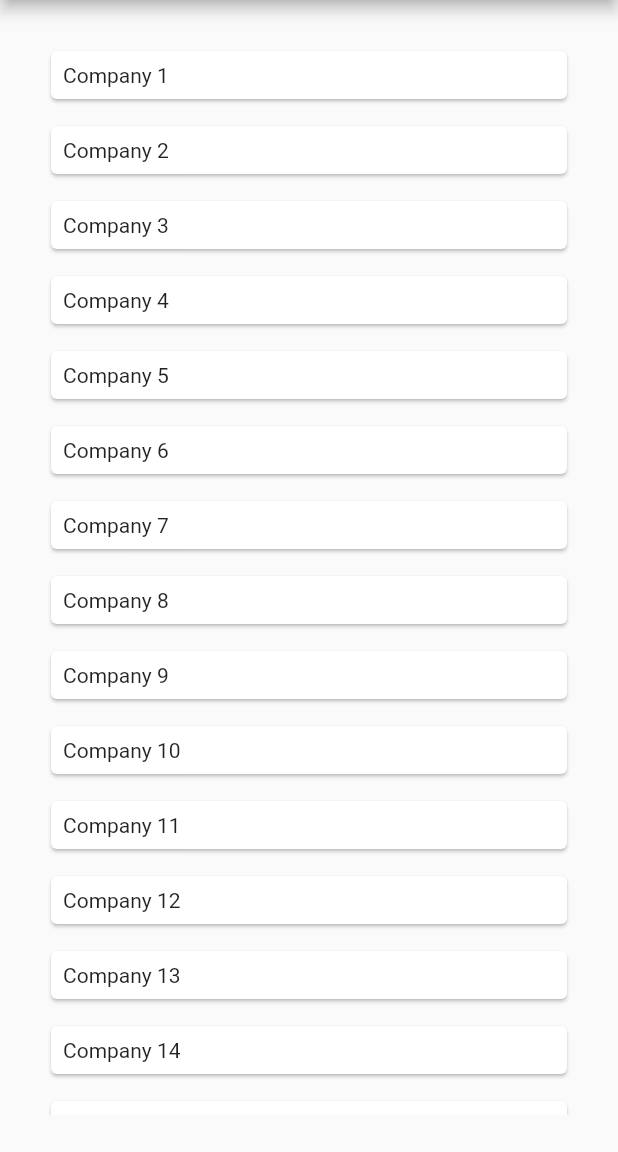
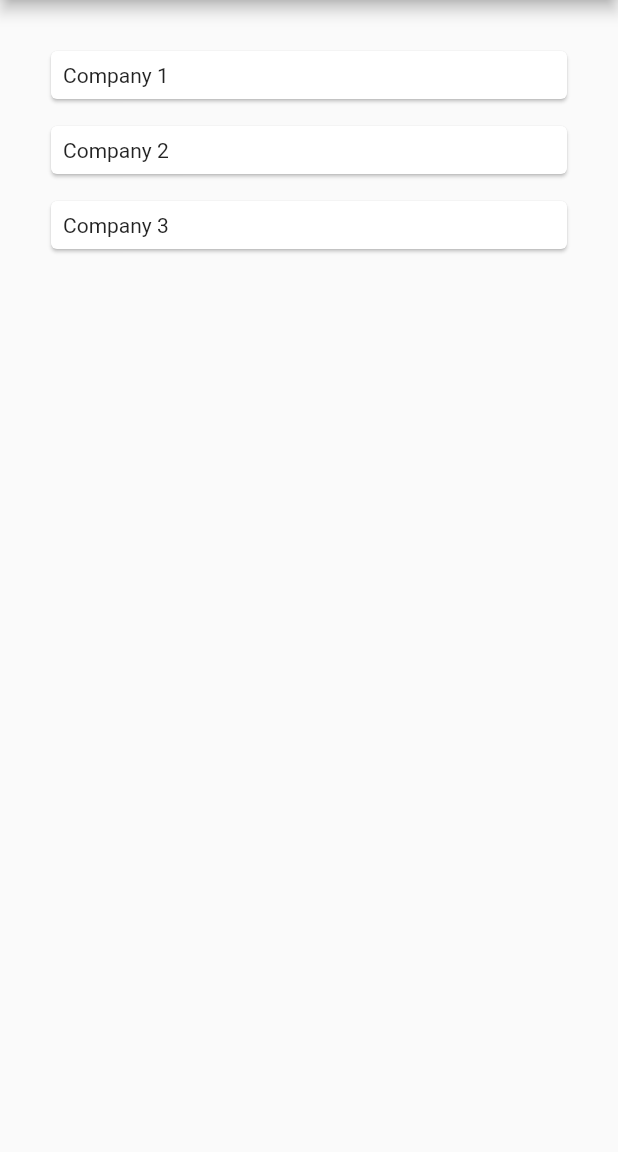
Before and after one commit to SJa-638/jobminder, a Flutter app: the screen it shows after launch, after a tap on "Show Companies", on a phone screen of 412 x 824 dp, the part 84-1236 px from its top. Run offline on Flutter 3.47's test engine with Material 2 defaults, Android fonts, the phone set to English and light mode, and no system bars; our stand-ins replace equatable, flutter_bloc.

Commit message:
Add company BloC

```diff
--- a/lib/blocs/compnies/compnies_events.dart
+++ b/lib/blocs/compnies/compnies_events.dart
@@ -0,0 +1,16 @@
+import 'package:equatable/equatable.dart';
+import 'package:jobminder/modules/company.dart';
+
+abstract class CompaniesEvent extends Equatable {
+  const CompaniesEvent();
+}
+
+class AddcompanyEvent extends CompaniesEvent {
+  final Company newComp;
+  final List<Company> companies;
+
+  const AddcompanyEvent(this.newComp, this.companies);
+
+  @override
+  List<Object?> get props => [];
+}
--- a/lib/blocs/compnies/compnies_states.dart
+++ b/lib/blocs/compnies/compnies_states.dart
@@ -0,0 +1,31 @@
+import 'package:equatable/equatable.dart';
+import 'package:jobminder/modules/company.dart';
+
+abstract class CompaniesState extends Equatable {
+  const CompaniesState();
+}
+
+class CompaniesInitialState extends CompaniesState {
+  const CompaniesInitialState();
+
+  @override
+  List<Object?> get props => [];
+}
+
+class CompaniesErrorAddState extends CompaniesState {
+  final String errorMessage;
+  const CompaniesErrorAddState({
+    required this.errorMessage,
+  });
+
+  @override
+  List<Object?> get props => [];
+}
+
+class CompaniesSuccessAddState extends CompaniesState {
+  final List<Company> companies;
+  const CompaniesSuccessAddState(this.companies);
+
+  @override
+  List<Object?> get props => [];
+}
--- a/lib/main.dart
+++ b/lib/main.dart
@@ -1,5 +1,6 @@
 import 'package:flutter/material.dart';
 import 'package:flutter_bloc/flutter_bloc.dart';
+import 'package:jobminder/blocs/compnies/compnies_bloc.dart';
 import 'package:jobminder/modules/application.dart';
 import 'package:jobminder/modules/company.dart';
 import 'package:jobminder/screens/application_details_screen.dart';
@@ -34,23 +35,7 @@ class HomeScreen extends StatelessWidget {
   final List<Company> companies = [
     Company(name: 'Company 1'),
     Company(name: 'Company 2'),
-    Company(name: 'Company 3'),
-    Company(name: 'Company 4'),
-    Company(name: 'Company 5'),
-    Company(name: 'Company 6'),
-    Company(name: 'Company 7'),
-    Company(name: 'Company 8'),
-    Company(name: 'Company 9'),
-    Company(name: 'Company 10'),
-    Company(name: 'Company 11'),
-    Company(name: 'Company 12'),
-    Company(name: 'Company 13'),
-    Company(name: 'Company 14'),
-    Company(name: 'Company 15'),
-    Company(name: 'Company 16'),
-    Company(name: 'Company 17'),
-    Company(name: 'Company 18'),
-    Company(name: 'Company 19')];
+    Company(name: 'Company 3'),];
 
   final Application app = Application('test', WorkModle.remote, JobType.fulltime, Company(name: 'Company demo'));
 
@@ -84,7 +69,7 @@ class HomeScreen extends StatelessWidget {
                   MaterialPageRoute(
                       builder: (context) =>
                       BlocProvider(
-                        create: (context) => ApplicationDetailsBloc(),
+                        create: (context) => CompaniesBloc(),
                         child: CompaniesScreen(companies: companies),
                       ),
                   ),
--- a/lib/screens/company_screen.dart
+++ b/lib/screens/company_screen.dart
@@ -1,5 +1,8 @@
 import 'package:flutter/material.dart';
 import 'package:flutter_bloc/flutter_bloc.dart';
+import 'package:jobminder/blocs/compnies/compnies_bloc.dart';
+import 'package:jobminder/blocs/compnies/compnies_events.dart';
+import 'package:jobminder/blocs/compnies/compnies_states.dart';
 
 import '../modules/company.dart';
 
@@ -16,12 +19,12 @@ class CompaniesScreen extends StatefulWidget {
 }
 
 class _CompaniesScreenState extends State<CompaniesScreen> {
-  // late ApplicationDetailsBloc bloc;
+  late CompaniesBloc bloc;
 
   @override
   void initState() {
     super.initState();
-    // bloc = context.read<ApplicationDetailsBloc>();
+    bloc = context.read<CompaniesBloc>();
   }
 
   @override
@@ -41,6 +44,7 @@ class _CompaniesScreenState extends State<CompaniesScreen> {
                 builder: (BuildContext context) {
                   return CompaniesForm(
                     companies: widget.companies,
+                    bloc: bloc,
                   );
                 },
               );
@@ -50,7 +54,11 @@ class _CompaniesScreenState extends State<CompaniesScreen> {
       ),
       body: Padding(
           padding: const EdgeInsets.all(25.0),
-        child: ListView.builder(
+          child: BlocBuilder<CompaniesBloc, CompaniesState>(
+              builder: (context, state) {
+            if (state is CompaniesInitialState ||
+                state is CompaniesSuccessAddState) {
+              return ListView.builder(
                   itemCount: widget.companies.length,
                   itemBuilder: (context, index) {
                     return GestureDetector(
@@ -72,18 +80,25 @@ class _CompaniesScreenState extends State<CompaniesScreen> {
                         ),
                       ),
                     );
-            }),
-      ),
+                  });
+            } else if (state is CompaniesErrorAddState) {
+              return Text(state.errorMessage);
+            } else {
+              return const Text("Something went very wrong :(");
+            }
+          })),
     );
   }
 }
 
 class CompaniesForm extends StatefulWidget {
   final List<Company> companies;
+  final CompaniesBloc bloc;
 
   const CompaniesForm({
     super.key,
     required this.companies,
+    required this.bloc,
   });
 
   @override
@@ -91,7 +106,7 @@ class CompaniesForm extends StatefulWidget {
 }
 
 class _CompaniesFormState extends State<CompaniesForm> {
-  late String name;
+  late String name = "";
 
   @override
   Widget build(BuildContext context) {
@@ -103,14 +118,21 @@ class _CompaniesFormState extends State<CompaniesForm> {
         padding: const EdgeInsets.all(8.0),
         child: Column(
           children: [
-            TextFormField(
+            TextField(
+
                 decoration: const InputDecoration(
               border: OutlineInputBorder(),
               labelText: 'Company',
-            )),
+            ),
+            onChanged: (value) => name = value,
+            ),
             ElevatedButton(
               child: const Icon(Icons.add),
               onPressed: () {
+                if (name != "") {
+                  widget.bloc.add(
+                      AddcompanyEvent(Company(name: name), widget.companies));
+                }
                 Navigator.pop(context);
               },
             ),
```
Also changed, not shown: lib/blocs/compnies/compnies_bloc.dart (+29 -0 lines). Lines whose indentation alone changed are shown as unchanged.
